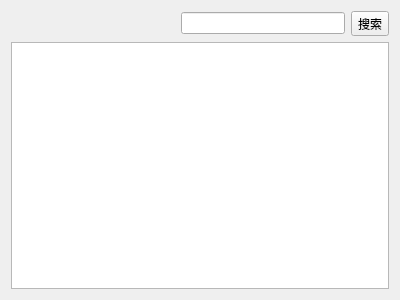
Before: the Qt Designer form app/views/audit_widget.ui in bbtfr/nibelung, drawn with Qt 5.
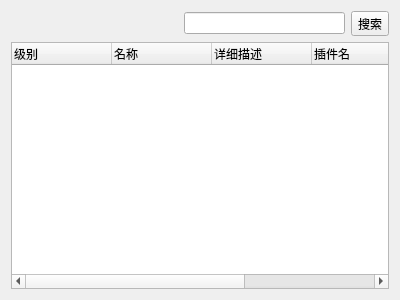
After: the same form once the commit is applied.

Commit message: use tree widget to show data

```diff
--- a/app/views/audit_widget.ui
+++ b/app/views/audit_widget.ui
@@ -14,7 +14,7 @@
    <string>Form</string>
   </property>
   <layout class="QGridLayout" name="gridLayout">
-   <item row="0" column="0">
+   <item row="0" column="1">
     <spacer name="horizontalSpacer">
      <property name="orientation">
       <enum>Qt::Horizontal</enum>
@@ -27,18 +27,49 @@
      </property>
     </spacer>
    </item>
-   <item row="0" column="2">
-    <widget class="QToolButton" name="toolButton">
+   <item row="0" column="3">
+    <widget class="QToolButton" name="searchButton">
      <property name="text">
       <string>搜索</string>
      </property>
     </widget>
    </item>
-   <item row="0" column="1">
+   <item row="0" column="2">
     <widget class="QLineEdit" name="lineEdit"/>
    </item>
-   <item row="1" column="0" colspan="3">
-    <widget class="QListWidget" name="listWidget"/>
+   <item row="1" column="0" colspan="4">
+    <widget class="QTreeWidget" name="treeWidget">
+     <column>
+      <property name="text">
+       <string>级别</string>
+      </property>
+     </column>
+     <column>
+      <property name="text">
+       <string>名称</string>
+      </property>
+     </column>
+     <column>
+      <property name="text">
+       <string>详细描述</string>
+      </property>
+     </column>
+     <column>
+      <property name="text">
+       <string>插件名</string>
+      </property>
+     </column>
+     <column>
+      <property name="text">
+       <string>插件分组</string>
+      </property>
+     </column>
+     <column>
+      <property name="text">
+       <string>检测ID</string>
+      </property>
+     </column>
+    </widget>
    </item>
   </layout>
  </widget>
```
The commit also changes 11 other files.
